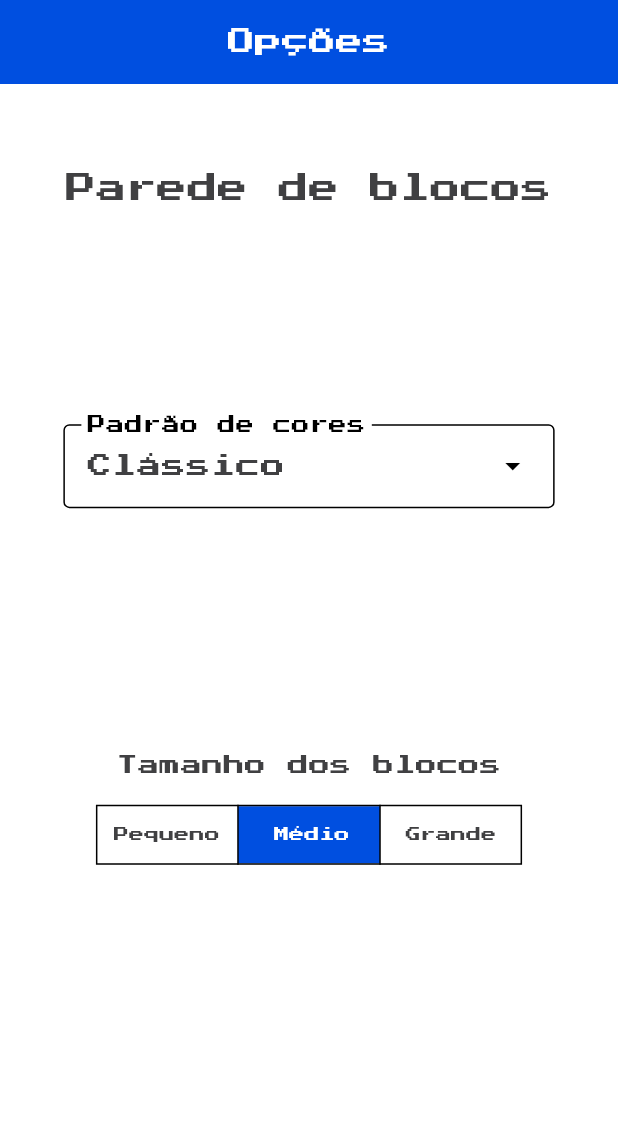
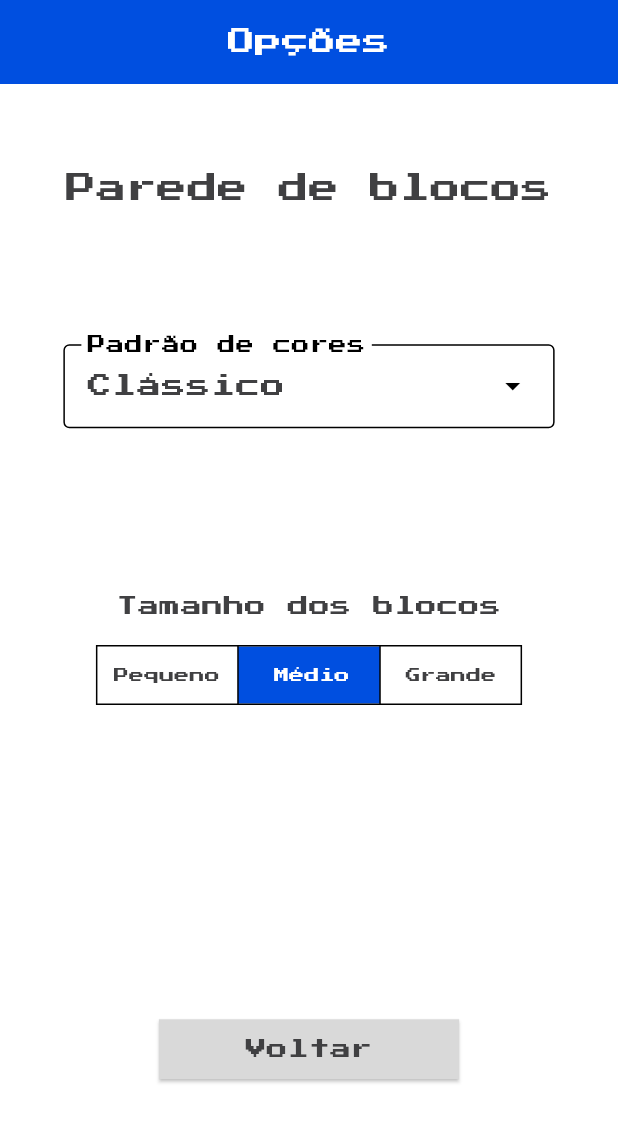
Before and after one commit to HeberFHLemes/projeto-integrador-vi-a, a Flutter app: the screen it shows after launch, after a tap on "Opções", on a phone screen of 412 x 824 dp. Shown: the top 1122 px of the screen. Run offline on Flutter 3.47's test engine with Material 3 defaults, Android fonts, the phone set to English and light mode, and no system bars; our stand-ins replace flutter_animate, google_fonts; missing offline and left inert: flame.

Commit message:
feat: recebendo options como parâmetro na OptionsView, e botão Voltar. Passando argumentos na HomeView para as outras.

```diff
--- a/lib/src/app/routes.dart
+++ b/lib/src/app/routes.dart
@@ -1,9 +1,18 @@
+import 'package:flutter/material.dart';
+
+import '../config/game_options.dart';
 import '../views/views.dart';
 
 /// Registro das rotas do aplicativo
 final routes = {
   '/': (context) => HomeView(),
   '/credits': (context) => CreditsView(),
-  '/options': (context) => OptionsView(),
   '/game': (context) => GameView(),
+  '/options': (context) {
+    // recebendo e repassando opções selecionadas pelo usuário
+    final options = ModalRoute.of(context)!
+        .settings.arguments as GameOptions;
+
+    return OptionsView(options: options);
+  },
 };
--- a/lib/src/views/home_view.dart
+++ b/lib/src/views/home_view.dart
@@ -1,9 +1,18 @@
 import 'package:flutter/material.dart';
 
+import '../config/game_options.dart';
 import '../widgets/app_button.dart';
 
+
+/// Tela inicial do App
 class HomeView extends StatelessWidget {
   const HomeView({super.key});
+
+  // TODO:
+  //  refatorar para stateful;
+  //  receber gameoptions de volta da OptionsView;
+  //  receber como parâmetro ou instanciar;
+  final GameOptions _options = const GameOptions();
 
   @override
   Widget build(BuildContext context) {
@@ -35,8 +44,11 @@ class HomeView extends StatelessWidget {
                         backgroundColor: Theme.of(context).colorScheme.primary,
                         textColor: Colors.white,
                         onPressed: () {
-                          // TODO: passar configuração da parede de blocos
-                          Navigator.pushNamed(context,'/game');
+                          Navigator.pushNamed(
+                            context,
+                            '/game',
+                            arguments: _options,
+                          );
                         }
                       ),
                       AppButton(
@@ -44,8 +56,15 @@ class HomeView extends StatelessWidget {
                         backgroundColor: Theme.of(context).colorScheme.secondary,
                         textColor: Colors.white,
                         onPressed: () {
-                          // TODO: passar configuração da parede de blocos
-                          Navigator.pushNamed(context, '/options');
+                          final result = Navigator.pushNamed(
+                            context,
+                            '/options',
+                            arguments: _options,
+                          );
+
+                          if (result is GameOptions) {
+                            // TODO: receber as opções selecionadas
+                          }
                         }
                       ),
                       AppButton(
--- a/lib/src/views/options_view.dart
+++ b/lib/src/views/options_view.dart
@@ -3,20 +3,20 @@ import 'package:flutter/material.dart';
 import '../config/brick_color_pattern.dart';
 import '../config/brick_size.dart';
 import '../config/game_options.dart';
+import '../widgets/app_button.dart';
 import '../widgets/brick_size_button.dart';
 import '../widgets/color_pattern_dropdown.dart';
 import '../widgets/custom_app_bar.dart';
 
 /// Tela de configuração da parede de blocos por parte do usuário.
 class OptionsView extends StatefulWidget {
+
   const OptionsView({
     super.key,
-    // required this.options,
+    required this.options,
   });
 
-  // TODO: receber as opções selecionadas como parâmetro
-  // por enquanto instanciando aqui!
-  final GameOptions options = const GameOptions();
+  final GameOptions options;
 
   @override
   State<StatefulWidget> createState() => _OptionsViewState();
@@ -100,7 +100,26 @@ class _OptionsViewState extends State<OptionsView> {
                 ),
               ),
 
-              // TODO: botão voltar
+              // Botão Voltar, retornando um objeto que representa
+              // as opções selecionadas
+              Expanded(
+                child: Center(
+                  child: AppButton(
+                    text: 'Voltar',
+                    textColor: Theme.of(context).colorScheme.secondary,
+                    backgroundColor: Theme.of(context).colorScheme.tertiary,
+                    onPressed: () {
+                      final options = GameOptions(
+                        brickSize: _selectedSize,
+                        brickColorPattern: _selectedColorPattern,
+                      );
+
+                      // retornando as opções selecionadas
+                      Navigator.pop(context, options);
+                    }
+                  ),
+                ),
+              ),
             ],
           )
         ),
```
